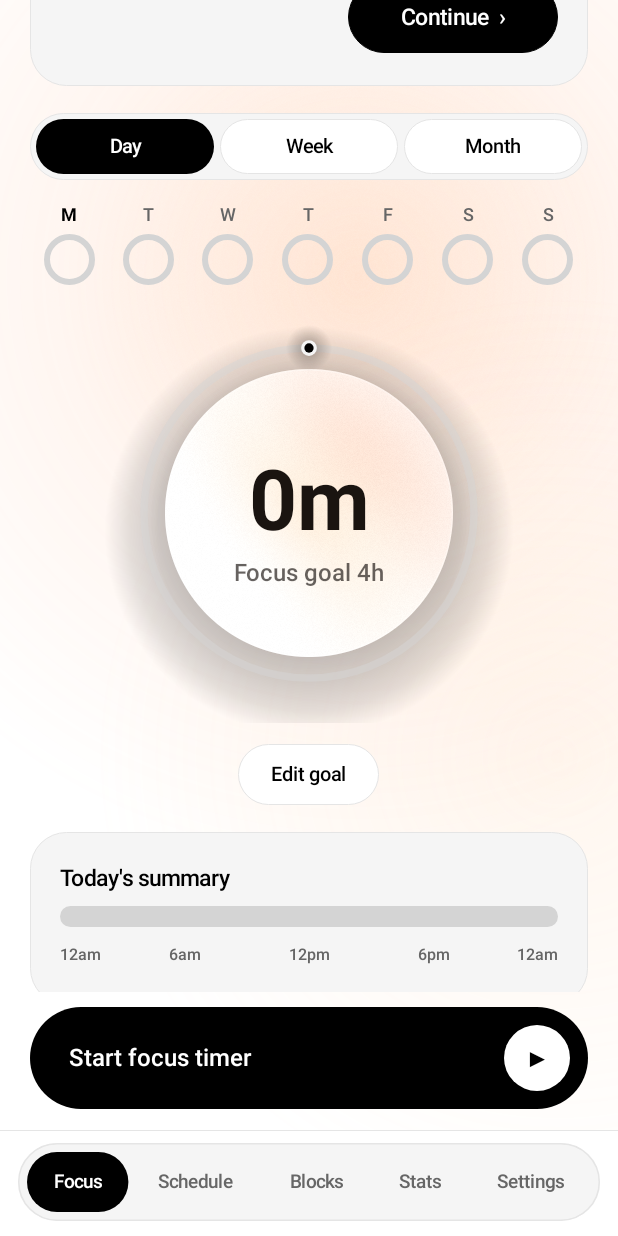
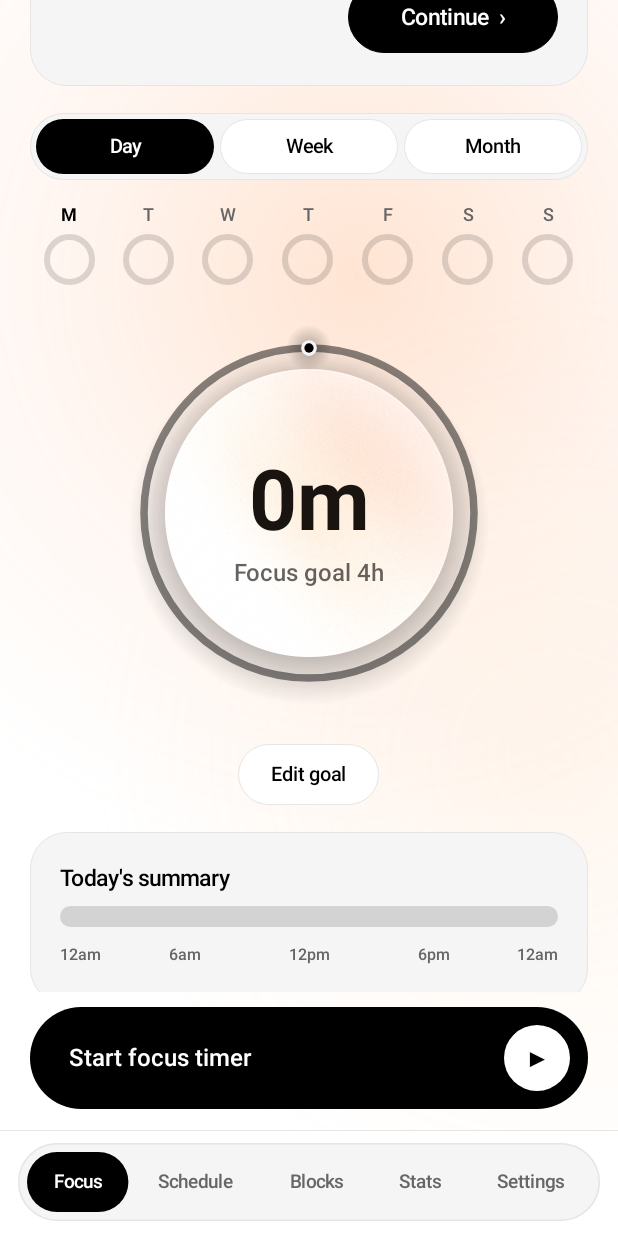
Before and after one commit to redwire-coree/shortstop, an Android app: the screen it shows after launch (MainActivity), scrolled down 462 dp, on a phone screen of 412 x 824 dp. Run offline under Robolectric (Android 15) with nearby library versions, the phone set to English and light mode, and no system bars; Roboto replaces fonts that are not available here.

Commit message:
v7.2: web block recheck loop, blocking health card, simpler Regain-style schedule, dark card shine, blended tracks, shadow clip fix
Co-Authored-By: Claude Sonnet 5.5 <noreply@anthropic.com>
Claude-Session: https://claude.ai/code/session_01CciFjP6XdJJRsGLwyBgEnd

```diff
--- a/app/build.gradle.kts
+++ b/app/build.gradle.kts
@@ -11,8 +11,8 @@ android {
         applicationId = "com.shortstop.app"
         minSdk = 26
         targetSdk = 34
-        versionCode = 17
-        versionName = "7.1"
+        versionCode = 18
+        versionName = "7.2"
     }
 
     // One fixed key for every build, so new APKs install over old ones.
--- a/app/src/main/java/com/shortstop/app/Fx5.kt
+++ b/app/src/main/java/com/shortstop/app/Fx5.kt
@@ -127,10 +127,12 @@ class TimerDial(ctx: Context, private val pal: Palette, private val fonts: Fonts
             shadowP.shader = shadowShader
         }
         // wide soft drop shadow, then a tight contact shadow right under the edge
-        shadowM.setScale(faceR * 1.42f, faceR * 1.42f); shadowM.postTranslate(cx, cy + 12f * d)
+        // radius is capped so the shadow always ends inside the view and never shows a hard edge
+        val wideR = minOf(faceR * 1.25f, width / 2f - 1f, height - (cy + 8f * d) - 1f).coerceAtLeast(faceR)
+        shadowM.setScale(wideR, wideR); shadowM.postTranslate(cx, cy + 8f * d)
         shadowShader!!.setLocalMatrix(shadowM)
         shadowP.alpha = 255
-        c.drawCircle(cx, cy + 12f * d, faceR * 1.42f, shadowP)
+        c.drawCircle(cx, cy + 8f * d, wideR, shadowP)
         shadowM.setScale(faceR * 1.1f, faceR * 1.1f); shadowM.postTranslate(cx, cy + 3f * d)
         shadowShader!!.setLocalMatrix(shadowM)
         shadowP.alpha = 140
--- a/app/src/main/java/com/shortstop/app/MainActivity.kt
+++ b/app/src/main/java/com/shortstop/app/MainActivity.kt
@@ -73,6 +73,7 @@ class MainActivity : Activity() {
     // Focus tab
     private var statusChip: CallChip? = null
     private var setupCard: View? = null
+    private var healthCard: LinearLayout? = null
     private var runExtras: View? = null
     private var sitesCountView: OdometerView? = null
     private var suggestBox: LinearLayout? = null
@@ -294,6 +295,7 @@ class MainActivity : Activity() {
         dp(24).toFloat(), dp(170).toFloat()
     ).apply {
         orientation = LinearLayout.VERTICAL
+        ambient = pal.dark
         background = round(pal.surface, 24, pal.border, dp(1))
         setPadding(dp(20), dp(6), dp(20), dp(6))
     }
@@ -846,7 +848,42 @@ class MainActivity : Activity() {
         return row
     }
 
+    private fun refreshHealth() {
+        val hc = healthCard ?: return
+        val on = serviceOn()
+        val batt = batteryOk()
+        hc.removeAllViews()
+        if (on && batt && ShortsBlockerService.alive) { hc.visibility = View.GONE; return }
+        hc.visibility = View.VISIBLE
+        hc.addView(tv("Blocking needs attention", 16f, fonts.semi, pal.ink).apply { setPadding(0, dp(14), 0, dp(2)) })
+        val why = when {
+            !on -> "Shortstop's accessibility service is off, so nothing can be blocked."
+            !ShortsBlockerService.alive -> "The service is switched on but not running. Toggle it off and on again in Accessibility."
+            else -> "Battery saving can stop blocking in the background. Allow Shortstop to run freely."
+        }
+        hc.addView(tv(why, 13f, fonts.regular, pal.muted).apply { setPadding(0, 0, 0, dp(10)) })
+        val row = LinearLayout(this).apply { orientation = LinearLayout.HORIZONTAL; setPadding(0, 0, 0, dp(14)) }
+        if (!on || !ShortsBlockerService.alive) {
+            row.addView(pill("Open Accessibility", true) {
+                try { startActivity(Intent(Settings.ACTION_ACCESSIBILITY_SETTINGS)) } catch (e: Exception) { }
+            })
+        }
+        if (!batt) {
+            row.addView(pill("Allow background", on) {
+                try {
+                    startActivity(Intent(Settings.ACTION_REQUEST_IGNORE_BATTERY_OPTIMIZATIONS, Uri.parse("package:$packageName")))
+                } catch (e: Exception) {
+                    try { startActivity(Intent(Settings.ACTION_IGNORE_BATTERY_OPTIMIZATION_SETTINGS)) } catch (e2: Exception) { }
+                }
+            }, lp(wrapC, wrapC).apply { if (row.childCount > 0) marginStart = dp(8) })
+        }
+        hc.addView(row)
+        if (android.os.Build.MANUFACTURER.lowercase().let { it.contains("xiaomi") || it.contains("redmi") || it.contains("poco") })
+            hc.addView(tv("Xiaomi: also turn on Autostart for Shortstop and set Battery saver to No restrictions.", 12f, fonts.regular, pal.muted).apply { setPadding(0, 0, 0, dp(14)) })
+    }
+
     private fun refreshStatus() {
+        refreshHealth()
         val on = serviceOn()
         val batt = batteryOk()
         val ack = Store.prefs(this).getBoolean("setup_ack", false)
@@ -1574,67 +1611,21 @@ class MainActivity : Activity() {
         schedTimeline = null
         updateSchedHeader()
         val items = Store.schedules(this)
-        if (items.isEmpty()) {
-            list.addView(display("Create your study schedule", 26f).apply { setPadding(0, dp(24), 0, dp(8)) })
-            list.addView(tv("Pick the hours you want to stay focused. Shortstop does the rest.", 15f, fonts.regular, pal.muted))
-            list.addView(groupLabel("Quick start").apply { setPadding(dp(4), dp(22), 0, dp(8)) })
-            val templates = listOf(
-                Triple("Morning Study", 6 * 60, 8 * 60),
-                Triple("Evening Study", 18 * 60, 20 * 60),
-                Triple("Night", 22 * 60, 6 * 60)
-            )
-            templates.forEachIndexed { i, (n, st, en) ->
-                val days = if (n == "Night") 127 else 31
-                val row = LinearLayout(this).apply {
-                    orientation = LinearLayout.VERTICAL
-                    background = round(pal.surface, 24, pal.border, dp(1))
-                    setPadding(dp(20), dp(16), dp(16), dp(18))
-                    isClickable = true
-                    setOnClickListener {
-                        Store.saveSchedules(this@MainActivity, Store.schedules(this@MainActivity) +
-                            Store.FocusSchedule(System.currentTimeMillis().toString() + i, n, st, en, days, true))
-                        fillSchedules()
-                        refreshStatus()
-                        toast("$n added")
-                    }
-                    press(this)
-                }
-                val top = LinearLayout(this).apply { orientation = LinearLayout.HORIZONTAL; gravity = Gravity.CENTER_VERTICAL }
-                val lc = LinearLayout(this).apply { orientation = LinearLayout.VERTICAL }
-                lc.addView(tv(n, 17f, fonts.semi, pal.ink))
-                lc.addView(tv("${fmt12(st)} – ${fmt12(en)} · ${daysLabel(days)}", 13f, fonts.regular, pal.muted).apply { setPadding(0, dp(4), 0, 0) })
-                top.addView(lc, lp(0, wrapC, 1f))
-                top.addView(tv("Add", 14f, fonts.semi, pal.ink).apply {
-                    setPadding(dp(16), dp(8), dp(16), dp(8))
-                    background = round(pal.canvas, 40, pal.border, dp(1))
-                })
-                row.addView(top, lp(matchP, wrapC))
-                row.addView(DayBar(this, pal, fonts, false).apply { set(st, en, true, false) }, lp(matchP, wrapC).apply { topMargin = dp(14) })
-                list.addView(row, lp(matchP, wrapC).apply { bottomMargin = dp(10) })
-            }
-            return
-        }
-        val tl = card().apply { setPadding(dp(16), dp(16), dp(16), dp(12)) }
-        tl.addView(tv("This week", 15f, fonts.semi, pal.ink).apply { setPadding(dp(4), 0, 0, dp(12)) }, lp(matchP, wrapC))
-        val wt = WeekTimeline(this, pal, fonts, items)
-        schedTimeline = wt
-        tl.addView(wt, lp(matchP, wrapC))
-        list.addView(tl, lp(matchP, wrapC).apply { bottomMargin = dp(14) })
+        if (items.isEmpty()) { fillScheduleEmpty(list); return }
 
         val activeId = Store.scheduleActive(this)?.id
-        val letters = "MTWTFSS"
         for (s in items) {
             val live = s.id == activeId
             val row = LinearLayout(this).apply {
-                orientation = LinearLayout.VERTICAL
+                orientation = LinearLayout.HORIZONTAL
+                gravity = Gravity.CENTER_VERTICAL
                 background = round(pal.surface, 24, if (live) pal.ink else pal.border, dp(1))
-                setPadding(dp(20), dp(18), dp(16), dp(18))
+                setPadding(dp(20), dp(16), dp(16), dp(16))
                 isClickable = true
                 alpha = if (s.on) 1f else 0.62f
                 setOnClickListener { showScheduleSheet(s) }
                 press(this)
             }
-            val top = LinearLayout(this).apply { orientation = LinearLayout.HORIZONTAL; gravity = Gravity.CENTER_VERTICAL }
             val left = LinearLayout(this).apply { orientation = LinearLayout.VERTICAL }
             val nameRow = LinearLayout(this).apply { orientation = LinearLayout.HORIZONTAL; gravity = Gravity.CENTER_VERTICAL }
             nameRow.addView(tv(s.name, 17f, fonts.semi, pal.ink))
@@ -1644,34 +1635,99 @@ class MainActivity : Activity() {
                 setPadding(dp(8), dp(4), dp(8), dp(4))
             }, lp(wrapC, wrapC).apply { marginStart = dp(8) })
             left.addView(nameRow)
-            val mins = (s.end - s.start + 1440) % 1440
-            val dur = if (mins % 60 == 0) "${mins / 60}h" else if (mins < 60) "$mins min" else "${mins / 60}h ${mins % 60}m"
-            left.addView(tv("${fmt12(s.start)} – ${fmt12(s.end)} · $dur", 13f, fonts.regular, pal.muted).apply { setPadding(0, dp(4), 0, 0) })
-            top.addView(left, lp(0, wrapC, 1f).apply { marginEnd = dp(12) })
-            val bar = DayBar(this, pal, fonts, false)
+            left.addView(tv("${fmt12(s.start)} – ${fmt12(s.end)}", 14f, fonts.regular, pal.ink).apply { setPadding(0, dp(4), 0, 0) })
+            left.addView(tv(daysLabel(s.days), 13f, fonts.regular, pal.muted).apply { setPadding(0, dp(2), 0, 0) })
+            row.addView(left, lp(0, wrapC, 1f).apply { marginEnd = dp(12) })
             val t = ToggleView(this)
             t.setOn(s.on, false)
             t.listener = { on ->
                 Store.saveSchedules(this, Store.schedules(this).map { if (it.id == s.id) it.copy(on = on) else it })
                 row.animate().alpha(if (on) 1f else 0.62f).setDuration(220).start()
-                bar.set(s.start, s.end, on, true)
-                schedTimeline?.let { it.items = Store.schedules(this); it.invalidate() }
+                updateSchedHeader()
                 refreshStatus()
             }
-            top.addView(t)
-            row.addView(top, lp(matchP, wrapC))
-            bar.set(s.start, s.end, s.on, false)
-            row.addView(bar, lp(matchP, wrapC).apply { topMargin = dp(14) })
-            val days = LinearLayout(this).apply { orientation = LinearLayout.HORIZONTAL }
-            for (i in 0..6) {
-                val onDay = ((s.days shr i) and 1) == 1
-                days.addView(tv(letters[i].toString(), 11f, fonts.semi, if (onDay) pal.canvas else pal.muted, Gravity.CENTER).apply {
-                    background = if (onDay) round(pal.ink, 40) else round(Color.TRANSPARENT, 40, pal.border, dp(1))
-                }, lp(dp(26), dp(26)).apply { if (i < 6) marginEnd = dp(6) })
-            }
-            row.addView(days, lp(wrapC, wrapC).apply { topMargin = dp(12) })
+            row.addView(t)
             list.addView(row, lp(matchP, wrapC).apply { bottomMargin = dp(10) })
         }
+    }
+
+    /** Regain-style empty state: a title, a swipeable row of ready-made windows, dots. */
+    private fun fillScheduleEmpty(list: LinearLayout) {
+        list.addView(display("Create your study schedule", 28f).apply {
+            gravity = Gravity.CENTER
+            setPadding(dp(8), dp(28), dp(8), dp(22))
+        }, lp(matchP, wrapC))
+        val templates = listOf(
+            Triple("Morning Study", 6 * 60, 8 * 60),
+            Triple("Afternoon Study", 14 * 60, 16 * 60),
+            Triple("Evening Study", 18 * 60, 20 * 60),
+            Triple("Night Study", 20 * 60, 22 * 60)
+        )
+        val screenW = resources.displayMetrics.widthPixels
+        val cardW = (screenW * 0.62f).toInt()
+        val sidePad = (screenW - cardW) / 2
+        val strip = LinearLayout(this).apply { orientation = LinearLayout.HORIZONTAL; setPadding(sidePad - dp(20), 0, sidePad - dp(20), 0) }
+        templates.forEachIndexed { i, (n, st, en) ->
+            val c = LinearLayout(this).apply {
+                orientation = LinearLayout.VERTICAL
+                background = round(pal.surface, 28, pal.border, dp(1))
+                setPadding(dp(22), dp(22), dp(18), dp(20))
+            }
+            val top = LinearLayout(this).apply { orientation = LinearLayout.HORIZONTAL }
+            val lc = LinearLayout(this).apply { orientation = LinearLayout.VERTICAL }
+            lc.addView(tv(n, 18f, fonts.semi, pal.ink))
+            lc.addView(tv("${fmt12(st)} – ${fmt12(en)}", 14f, fonts.regular, pal.ink).apply { setPadding(0, dp(8), 0, 0) })
+            lc.addView(tv(daysLabel(31), 13f, fonts.regular, pal.muted).apply { setPadding(0, dp(2), 0, 0) })
+            top.addView(lc, lp(0, wrapC, 1f))
+            val add = tv("+", 24f, fonts.regular, pal.canvas, Gravity.CENTER).apply {
+                background = round(pal.ink, 40)
+                isClickable = true
+                setOnClickListener {
+                    Store.saveSchedules(this@MainActivity, Store.schedules(this@MainActivity) +
+                        Store.FocusSchedule(System.currentTimeMillis().toString() + i, n, st, en, 31, true))
+                    fillSchedules()
+                    refreshStatus()
+                    toast("$n added")
+                }
+                press(this)
+            }
+            top.addView(add, lp(dp(40), dp(40)))
+            c.addView(top, lp(matchP, wrapC))
+            strip.addView(c, lp(cardW, wrapC).apply { marginStart = dp(6); marginEnd = dp(6) })
+        }
+        val hs = android.widget.HorizontalScrollView(this).apply {
+            isHorizontalScrollBarEnabled = false
+            overScrollMode = View.OVER_SCROLL_NEVER
+            clipToPadding = false
+        }
+        hs.addView(strip)
+        val step = cardW + dp(12)
+        val dots = LinearLayout(this).apply { orientation = LinearLayout.HORIZONTAL; gravity = Gravity.CENTER }
+        val dotViews = templates.indices.map {
+            View(this).also { d -> dots.addView(d, lp(dp(7), dp(7)).apply { marginStart = dp(4); marginEnd = dp(4) }) }
+        }
+        fun paintDots(x: Int) {
+            val cur = ((x + step / 2) / step).coerceIn(0, templates.size - 1)
+            dotViews.forEachIndexed { i, d ->
+                d.background = round(if (i == cur) pal.ink else pal.track, 40)
+            }
+        }
+        paintDots(0)
+        hs.setOnScrollChangeListener { _, x, _, _, _ -> paintDots(x) }
+        hs.setOnTouchListener { v, ev ->
+            if (ev.action == MotionEvent.ACTION_UP || ev.action == MotionEvent.ACTION_CANCEL) {
+                v.postDelayed({
+                    val x = hs.scrollX
+                    hs.smoothScrollTo(((x + step / 2) / step).coerceIn(0, templates.size - 1) * step, 0)
+                }, 90)
+            }
+            false
+        }
+        list.addView(hs, lp(matchP, wrapC))
+        list.addView(dots, lp(matchP, wrapC).apply { topMargin = dp(18) })
+        list.addView(tv("Pick one, or build your own below.", 14f, fonts.regular, pal.muted, Gravity.CENTER).apply {
+            setPadding(0, dp(16), 0, 0)
+        }, lp(matchP, wrapC))
     }
 
     private fun showScheduleSheet(existing: Store.FocusSchedule?) {
@@ -1986,6 +2042,10 @@ class MainActivity : Activity() {
             setPadding(dp(20), dp(20), dp(20), 0)
         }
         page.addView(display("Blocks", 30f))
+        val hc = card().apply { visibility = View.GONE }
+        healthCard = hc
+        page.addView(hc, lp(matchP, wrapC).apply { topMargin = dp(10) })
+        refreshHealth()
 
         val shortsPane = scrollPage(LinearLayout(this).apply {
             orientation = LinearLayout.VERTICAL
--- a/app/src/main/java/com/shortstop/app/Ui.kt
+++ b/app/src/main/java/com/shortstop/app/Ui.kt
@@ -18,7 +18,7 @@ class Palette(ctx: Context) {
     val muted = Color.parseColor(if (dark) "#A1A1AA" else "#666666")
     val surface = Color.parseColor(if (dark) "#141417" else "#F5F5F5")
     val border = Color.parseColor(if (dark) "#27272C" else "#E5E5E5")
-    val track = Color.parseColor(if (dark) "#35353B" else "#D4D4D4")
+    val track = if (dark) Color.argb(46, 255, 255, 255) else Color.argb(36, 0, 0, 0)  // translucent so it blends with whatever is behind
 }
 
 /** Inter in four weights, bundled in assets/fonts, with system fallbacks. */
```
Also changed, not shown: app/src/main/java/com/shortstop/app/Fx.kt (+31 -0 lines), app/src/main/java/com/shortstop/app/ShortsBlockerService.kt (+57 -12 lines).
